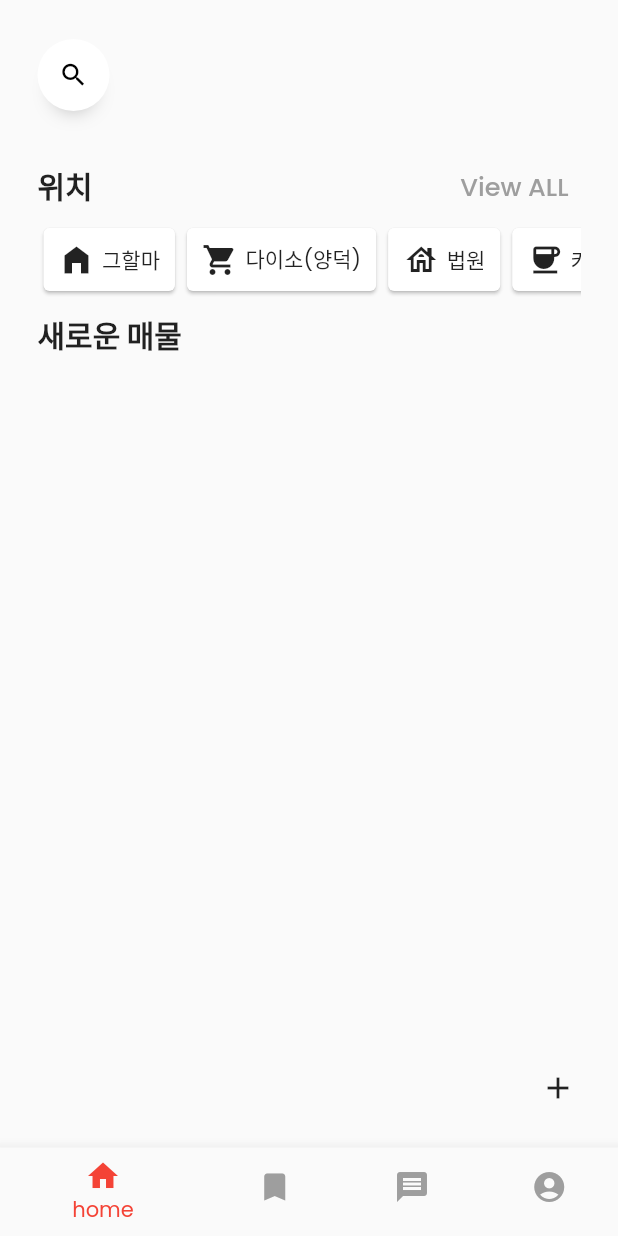
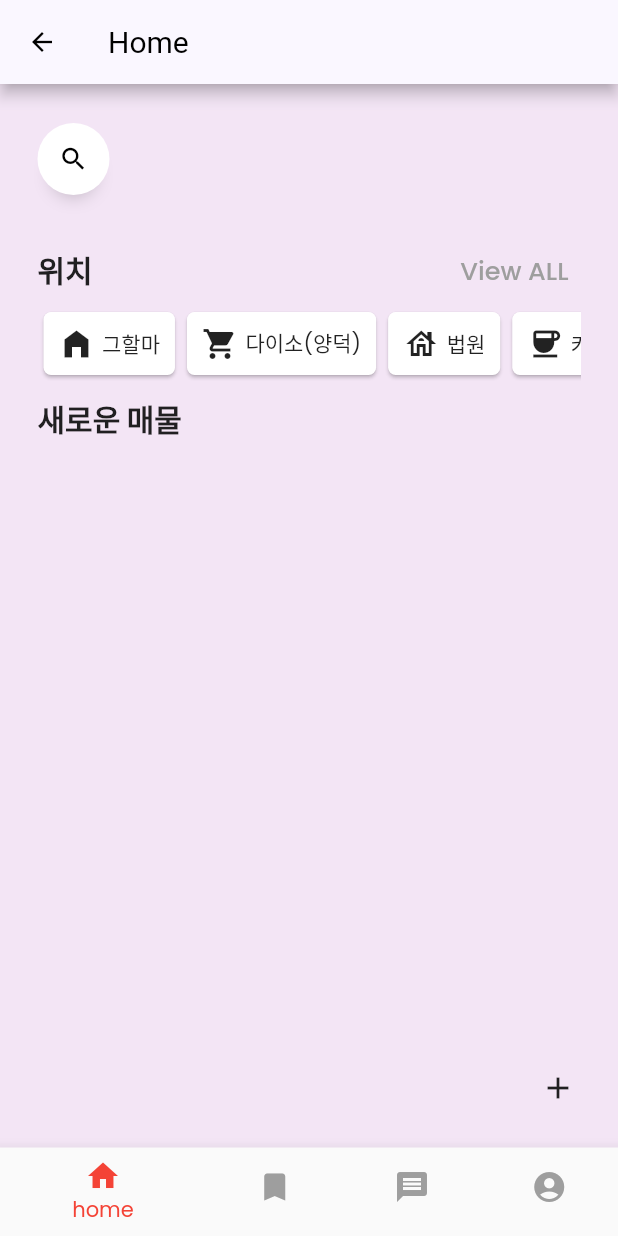
Before and after one commit to qpalzmm22/HRE, a Flutter app: the HomePage screen opened by its route, on a phone screen of 412 x 824 dp. Run offline on Flutter 3.47's test engine with Material 2 defaults, Android fonts, the phone set to English and light mode, and no system bars; drawn by our look-alikes of anim_search_bar; our stand-ins replace cloud_firestore, firebase_auth, firebase_core, firebase_storage, getwidget, google_fonts and 3 more; missing offline and left inert: flutterfire_ui, horizontal_card_pager; accounts and stored records are empty; network calls fail; statements that could not run were skipped.

Commit message:
add profile

```diff
--- a/lib/appState.dart
+++ b/lib/appState.dart
@@ -39,9 +39,12 @@ class House {
 
 class AppState extends ChangeNotifier{
 
-  late User user;
   final List<House> _bookmarked = [];
+  final List<House> _recentlyView =[];
+
+
   List<House> get bookmarked => _bookmarked;
+  List<House> get recentlyView => _recentlyView;
 
   House? _curHouse;
   House? get curHouse => _curHouse;
@@ -52,8 +55,8 @@ class AppState extends ChangeNotifier{
     notifyListeners();
   }
 
-  void remove(House product){
-    _bookmarked.remove(product);
+  void remove(House house){
+    _bookmarked.remove(house);
     notifyListeners();
   }
 
@@ -62,6 +65,11 @@ class AppState extends ChangeNotifier{
     notifyListeners();
   }
 
+  void addRecentlyView(House house){
+    _recentlyView.add(house);
+    notifyListeners();
+  }
+
 
 
 
--- a/lib/home.dart
+++ b/lib/home.dart
@@ -1,15 +1,11 @@
-import 'dart:async';
-import 'dart:math';
 
 import 'package:cloud_firestore/cloud_firestore.dart';
 import 'package:firebase_auth/firebase_auth.dart';
-import 'package:firebase_storage/firebase_storage.dart';
 import 'package:flutter/material.dart';
 import 'package:handong_real_estate/bookmark.dart';
 import 'package:handong_real_estate/profile.dart';
 import 'package:intl/intl.dart';
 import 'package:anim_search_bar/anim_search_bar.dart';
-import 'package:scroll_snap_list/scroll_snap_list.dart';
 import 'package:provider/provider.dart';
 import 'appState.dart';
 
@@ -65,7 +61,52 @@ class _HomePageState extends State<HomePage> {
         return bookmarkPage.getBookmarkPage(context);
       }
       else{
-        return profilePage.getProfile(cart.user);
+        return profilePage.getProfile(FirebaseAuth.instance.currentUser as User);
+
+      }
+    }
+
+    AppBar? buildAppBar(){
+      if(_selectedIndex == 0){
+        return AppBar(
+          leading: null,
+          title: const Text("Home"),
+          actions: [
+
+          ],
+        );
+      }
+      if(_selectedIndex == 1){
+        return AppBar(
+          leading: null,
+          title: const Text("Bookmarked"),
+          actions: [
+
+          ],
+        );
+      }
+      if(_selectedIndex == 2){
+        return AppBar(
+          leading: null,
+          title: const Text("Message"),
+          actions: [
+
+          ],
+        );
+      }
+      if(_selectedIndex == 3){
+        return AppBar(
+          leading: null,
+          title: const Text("Profile"),
+          actions: [
+            IconButton(
+              icon: const Icon(Icons.edit),
+              onPressed: () async {
+                Navigator.pushNamed(context, '/profile');
+              },
+            ),
+          ],
+        );
       }
 
     }
@@ -85,7 +126,10 @@ class _HomePageState extends State<HomePage> {
       }
     }
     return Scaffold(
-      body: buildBody(),
+      appBar: buildAppBar(),
+      body: SafeArea(
+        child: buildBody(),
+      ),
       bottomNavigationBar : BottomNavigationBar(
         items: const <BottomNavigationBarItem>[
           BottomNavigationBarItem(
@@ -136,6 +180,9 @@ class _HomePageState extends State<HomePage> {
   SizedBox _locationCard(String where, Icon icon){
     return  SizedBox(
       child: Card(
+          shape: RoundedRectangleBorder(
+            borderRadius: BorderRadius.circular(5),
+          ),
           child:InkWell(
             onTap: (){
 
@@ -228,6 +275,7 @@ class _HomePageState extends State<HomePage> {
 
       return Card(
         child: InkWell(
+          borderRadius: BorderRadius.circular(50),
           onTap: (){
             Navigator.pushNamed(context, '/detail', arguments: house);
           },
--- a/lib/profile.dart
+++ b/lib/profile.dart
@@ -59,7 +59,7 @@ class Profile {
 
   Text _getUserName(User? user){
     String userName;
-    if (user?.email == null) {
+    if (user?.displayName == null) {
       userName = "anonymous";
     } else {
       userName = user?.displayName as String;
@@ -100,7 +100,8 @@ class Profile {
                   child: Divider(color: Colors.black, thickness: 1.5),
                 ),
               ],
-            )
+            ),
+
           ],
         ),
       ),
--- a/pubspec.yaml
+++ b/pubspec.yaml
@@ -51,6 +51,7 @@ dependencies:
   image_picker: ^0.8.6
   getwidget: ^3.0.1
   fluttericon: ^2.0.0
+  flutterfire_ui: ^0.4.3+20
 
 dev_dependencies:
   flutter_test:
```
Also changed, not shown: lib/app.dart (+51 -1 lines), lib/bookmark.dart (+7 -1 lines), lib/detail.dart (+24 -9 lines), lib/login.dart (+25 -60 lines), lib/main.dart (+7 -3 lines), pubspec.lock, 1 other file.
